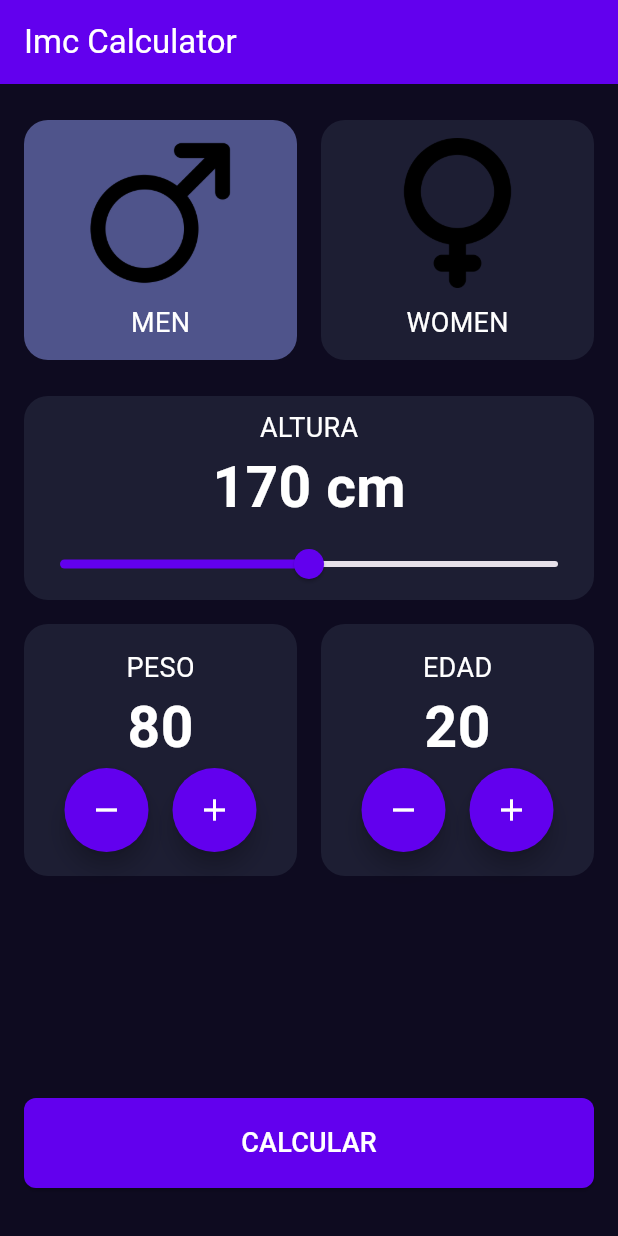
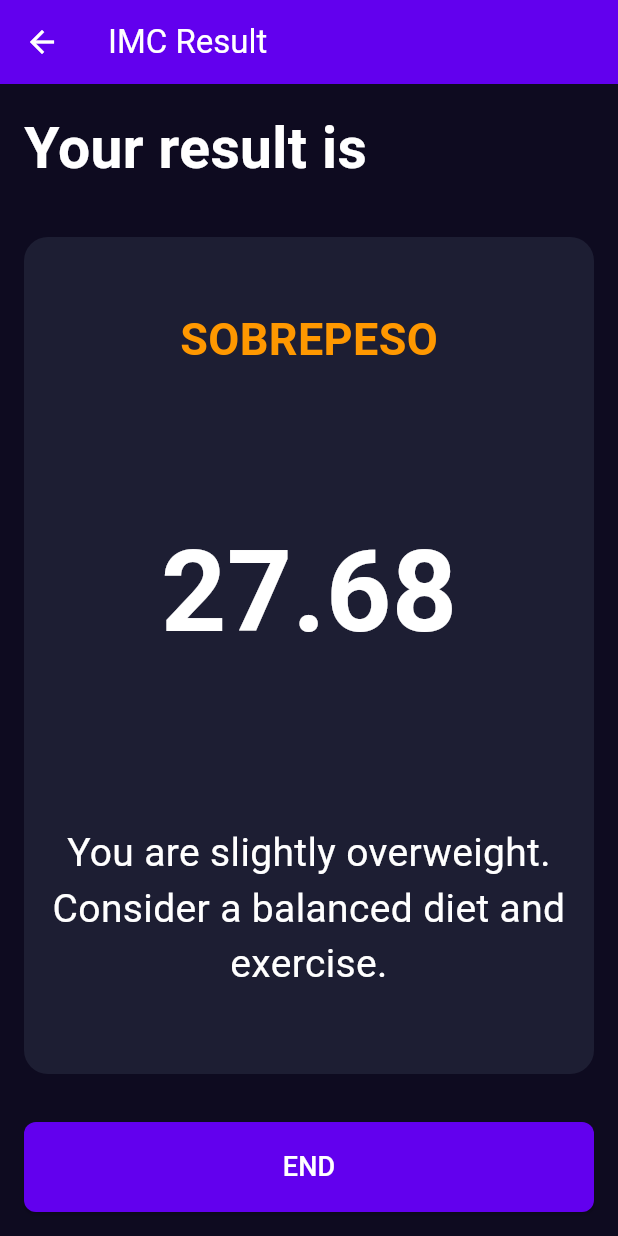
Before and after one commit to rafabarbeytodev/imc, a Flutter app: the screen it shows after launch, after a tap on the "remove" icon, after a tap on the "add" icon, after a tap on "CALCULAR", on a phone screen of 412 x 824 dp. Run offline on Flutter 3.47's test engine with Material 3 defaults, Android fonts, the phone set to English and light mode, and no system bars.

Commit message:
Implement IMC result screen and navigation; refactor main app structure and number selector buttons

```diff
--- a/lib/components/number_selector.dart
+++ b/lib/components/number_selector.dart
@@ -45,6 +45,7 @@ class _NumberSelectorState extends State<NumberSelector> {
               mainAxisAlignment: MainAxisAlignment.center,
               children: [
                 FloatingActionButton(
+                  heroTag: null,
                   onPressed: () {
                     widget.onDecrement();
                   },
@@ -54,6 +55,7 @@ class _NumberSelectorState extends State<NumberSelector> {
                 ),
                 SizedBox(width: 16),
                 FloatingActionButton(
+                  heroTag: null,
                   onPressed: () {
                     widget.onIncrement();
                   },
--- a/lib/main.dart
+++ b/lib/main.dart
@@ -1,5 +1,4 @@
 import 'package:flutter/material.dart';
-import 'package:imc/core/app_color.dart';
 import 'package:imc/screens/imc_home_screen.dart';
 
 void main() {
@@ -12,15 +11,7 @@ class MainApp extends StatelessWidget {
   @override
   Widget build(BuildContext context) {
     return MaterialApp(
-      home: Scaffold(
-        appBar: AppBar(
-          title: Text('Imc Calculator'),
-          backgroundColor: AppColors.primary,
-          foregroundColor: Colors.white,
-        ),
-        backgroundColor: AppColors.background,
-        body: ImcHomeScreen(),
-      ),
+      home: ImcHomeScreen()
     );
   }
 }
--- a/lib/screens/imc_home_screen.dart
+++ b/lib/screens/imc_home_screen.dart
@@ -1,4 +1,3 @@
-import 'dart:developer';
 
 import 'package:flutter/material.dart';
 import 'package:imc/components/gender_selector.dart';
@@ -7,6 +6,7 @@ import 'package:imc/components/number_selector.dart';
 import 'package:imc/core/app_color.dart';
 import 'package:imc/core/constants.dart';
 import 'package:imc/core/text_styles.dart';
+import 'package:imc/screens/imc_result_screen.dart';
 
 class ImcHomeScreen extends StatefulWidget {
   const ImcHomeScreen({super.key});
@@ -20,12 +20,19 @@ class _ImcHomeScreenState extends State<ImcHomeScreen> {
   bool selectedFemale = false;
   int selectedEdge = Constants.edgeInitial.toInt();
   int selectedWeight = Constants.weightInitial.toInt();
-  int selectedHeight = Constants.heightMin.toInt();
+  int selectedHeight = Constants.heightInitial.toInt();
   int selectedGender = Constants.genderMale;
 
   @override
   Widget build(BuildContext context) {
-    log("Genero seleccionado $selectedGender", name: "RAFADEVELOP");
+    return Scaffold(
+      appBar: toolbarHome(),
+      backgroundColor: AppColors.background,
+      body: bodyHome(context),
+    );
+  }
+
+  Column bodyHome(BuildContext context) {
     return Column(
       children: [
         Padding(
@@ -122,7 +129,19 @@ class _ImcHomeScreenState extends State<ImcHomeScreen> {
             height: 60,
             width: double.infinity,
             child: ElevatedButton(
-              onPressed: () {},
+              onPressed: () {
+                Navigator.push(
+                  context,
+                  MaterialPageRoute(
+                    builder:
+                        (context) => ImcResultScreen(
+                          height: selectedHeight,
+                          weight: selectedWeight,
+                          edge: selectedEdge,
+                        ),
+                  ),
+                );
+              },
               style: ButtonStyle(
                 shape: WidgetStateProperty.all(
                   RoundedRectangleBorder(
@@ -139,3 +158,11 @@ class _ImcHomeScreenState extends State<ImcHomeScreen> {
     );
   }
 }
+
+AppBar toolbarHome() {
+  return AppBar(
+    title: Text('IMC Calculator'),
+    backgroundColor: AppColors.primary,
+    foregroundColor: Colors.white,
+  );
+}
--- /dev/null
+++ b/lib/screens/imc_result_screen.dart
@@ -0,0 +1,144 @@
+import 'package:flutter/material.dart';
+import 'package:imc/core/app_color.dart';
+import 'package:imc/core/text_styles.dart';
+
+class ImcResultScreen extends StatelessWidget {
+  final int height;
+  final int weight;
+  final int edge;
+
+  const ImcResultScreen({
+    super.key,
+    required this.height,
+    required this.weight,
+    required this.edge,
+  });
+
+  @override
+  Widget build(BuildContext context) {
+    return Scaffold(
+      backgroundColor: AppColors.background,
+      appBar: toolbarResult(),
+      body: bodyResult(context),
+    );
+  }
+
+  Padding bodyResult(BuildContext context) {
+    double imc = weight / ((height / 100) * (height / 100));
+
+    return Padding(
+      padding: const EdgeInsets.all(16),
+      child: Column(
+        crossAxisAlignment: CrossAxisAlignment.start,
+        children: [
+          Text(
+            "Your result is",
+            style: TextStyle(
+              fontSize: 38,
+              fontWeight: FontWeight.bold,
+              color: Colors.white,
+            ),
+          ),
+          Expanded(
+            child: Padding(
+              padding: const EdgeInsets.only(top: 32, bottom: 32),
+              child: Container(
+                width: double.infinity,
+                decoration: BoxDecoration(
+                  color: AppColors.backgroundComponent,
+                  borderRadius: BorderRadius.circular(16),
+                ),
+                child: Column(
+                  mainAxisAlignment: MainAxisAlignment.spaceAround,
+                  children: [
+                    Text(
+                      getTitleByImc(imc),
+                      style: TextStyle(
+                        fontSize: 30,
+                        fontWeight: FontWeight.w600,
+                        color: getColorByImc(imc),
+                     ),
+                    ),
+                    Text(
+                      imc.toStringAsFixed(2),
+                      style: TextStyle(
+                        fontSize: 76,
+                        color: Colors.white,
+                        fontWeight: FontWeight.bold,
+                      ),
+                    ),
+                    Padding(
+                      padding: const EdgeInsets.all(8.0),
+                      child: Text(
+                        getDescriptionByImc(imc),
+                        style: TextStyle(
+                          fontSize: 26,
+                          fontWeight: FontWeight.w400,
+                          color: Colors.white,
+                        ),
+                        textAlign: TextAlign.center,
+                      ),
+                    ),
+                  ],
+                ),
+              ),
+            ),
+          ),
+          SizedBox(
+            height: 60,
+            width: double.infinity,
+            child: ElevatedButton(
+              onPressed: () {
+                Navigator.pop(context);
+              },
+              style: ButtonStyle(
+                shape: WidgetStateProperty.all(
+                  RoundedRectangleBorder(
+                    borderRadius: BorderRadius.circular(8),
+                  ),
+                ),
+                backgroundColor: WidgetStateProperty.all(AppColors.primary),
+              ),
+              child: Text("END", style: TextStyles.bodyText),
+            ),
+          ),
+        ],
+      ),
+    );
+  }
+
+  AppBar toolbarResult() {
+    return AppBar(
+      title: Text("IMC Result"),
+      foregroundColor: Colors.white,
+      backgroundColor: AppColors.primary,
+    );
+  }
+
+  Color getColorByImc(double imc) {
+    return switch (imc) {
+      < 18.5 => Colors.blue, //IMC Bajo
+      < 24.9 => Colors.green, //IMC normal
+      < 29.99 => Colors.orange, //IMC sobrepeso
+      _ => Colors.red, //IMC obesidad
+    };
+  }
+
+  String getTitleByImc(double imc) {
+    return switch (imc) {
+      < 18.5 => "BAJO", //IMC Bajo
+      < 24.9 => "NORMAL", //IMC normal
+      < 29.99 => "SOBREPESO", //IMC sobrepeso
+      _ => "OBESIDAD", //IMC obesidad
+    };
+  }
+
+  String getDescriptionByImc(double imc) {
+    return switch (imc) {
+      < 18.5 => "Your weight is below normal. Consider consulting a healthcare provider." , //IMC Bajo
+      < 24.9 => "You are in the normal range. Keep it up!", //IMC normal
+      < 29.99 => "You are slightly overweight. Consider a balanced diet and exercise.", //IMC sobrepeso
+      _ => "You are in the obesity range. Consult a healthcare provider for advice.", //IMC obesidad
+    };
+  }
+}
```
